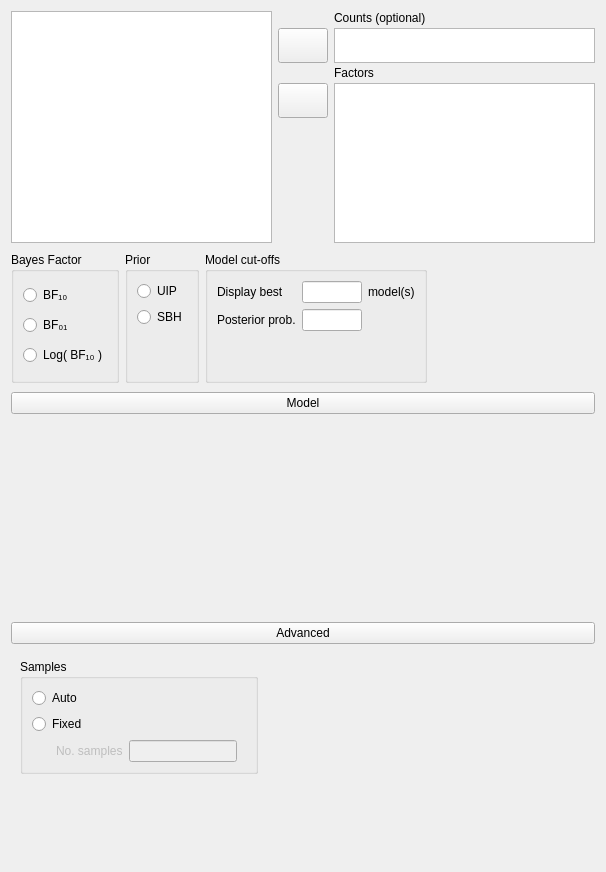
jasp-stats/jasp-desktop, file JASP-Desktop/analysisforms/regressionloglinearbayesianform.ui: the form before one commit.
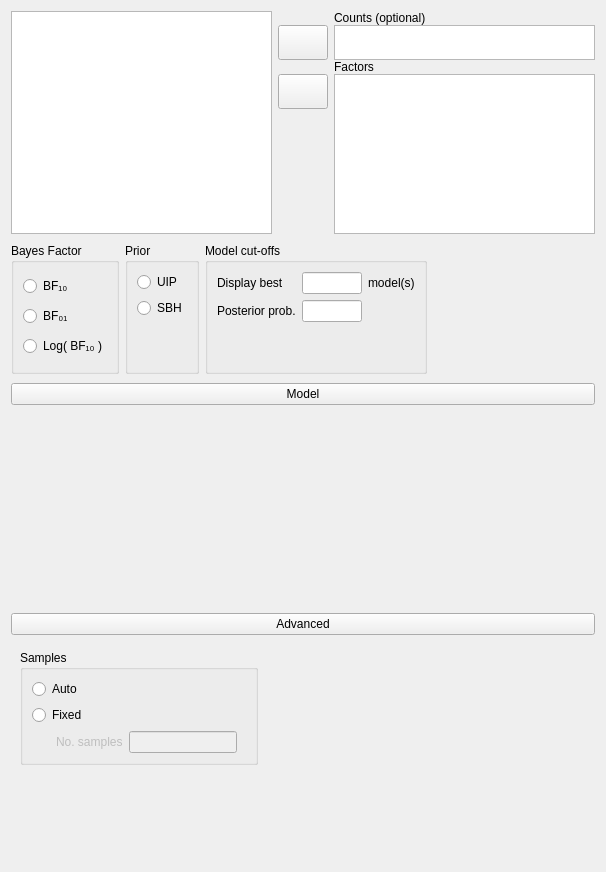
The form after the commit. Custom widgets are drawn as their Qt base class.

What changed in the file:
```diff
--- a/JASP-Desktop/analysisforms/regressionloglinearbayesianform.ui
+++ b/JASP-Desktop/analysisforms/regressionloglinearbayesianform.ui
@@ -39,7 +39,7 @@
        <number>0</number>
       </property>
       <property name="verticalSpacing">
-       <number>3</number>
+       <number>0</number>
       </property>
       <item row="0" column="2">
        <widget class="QLabel" name="label">
```
